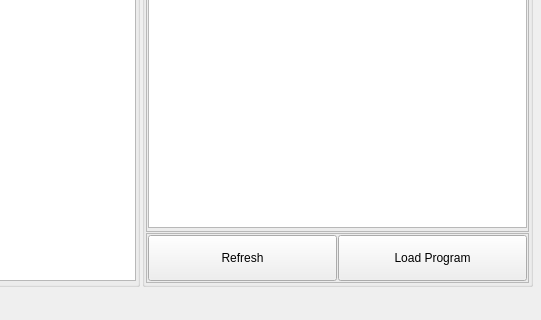
spletcher1/PyMCU, file Mainwindow.ui: the form before one commit; both pictures show x 259 to 800 and y 160 to 480 of the 800 by 480 pixel window.
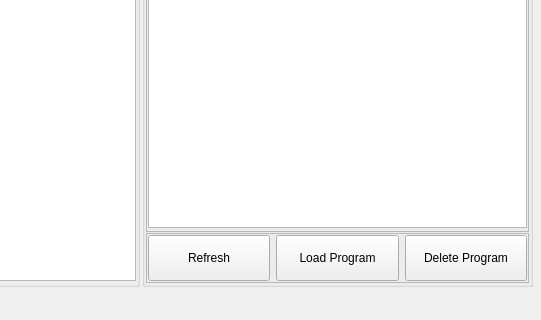
The form after the commit. The open tabs and pages were chosen to show the change. Icons and pictures are not drawn.

Commit message: Added delete program

Diff of the .ui file:
```diff
--- a/Mainwindow.ui
+++ b/Mainwindow.ui
@@ -1408,6 +1408,9 @@
         </item>
         <item>
          <widget class="QGroupBox" name="groupBox_4">
+          <property name="enabled">
+           <bool>true</bool>
+          </property>
           <property name="title">
            <string>Files:</string>
           </property>
@@ -1495,10 +1498,7 @@
              <property name="frameShadow">
               <enum>QFrame::Raised</enum>
              </property>
-             <layout class="QHBoxLayout" name="horizontalLayout_9">
-              <property name="spacing">
-               <number>1</number>
-              </property>
+             <layout class="QHBoxLayout" name="horizontalLayout_9" stretch="0,0,0">
               <property name="leftMargin">
                <number>1</number>
               </property>
@@ -1537,6 +1537,19 @@
                 </property>
                </widget>
               </item>
+              <item>
+               <widget class="QPushButton" name="DeleteProgramButton">
+                <property name="sizePolicy">
+                 <sizepolicy hsizetype="Minimum" vsizetype="Expanding">
+                  <horstretch>0</horstretch>
+                  <verstretch>0</verstretch>
+                 </sizepolicy>
+                </property>
+                <property name="text">
+                 <string>Delete Program</string>
+                </property>
+               </widget>
+              </item>
              </layout>
             </widget>
            </item>
```
Left out of the diff: 10 changed lines with no effect on the pictures.
